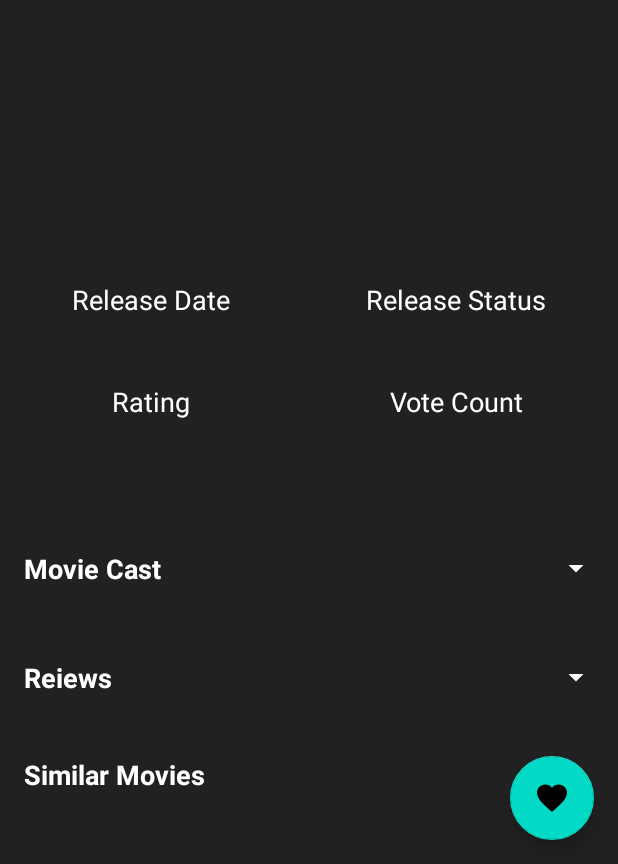
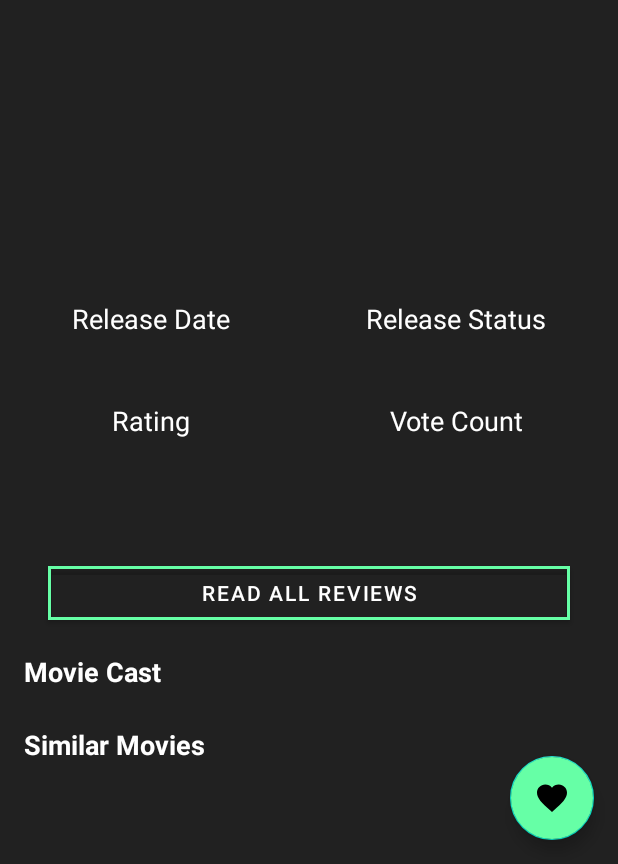
Before and after one commit to harshabhadra/Movie-Point, an Android app: the layout fragment_movie_details.xml on its own in the app's theme, with its tools: preview values and no code run, on a phone screen of 412 x 824 dp, the part 372-1236 px from its top. Run offline under Robolectric (Android 15) with nearby library versions, the phone set to English and light mode, and no system bars; Roboto replaces fonts that are not available here.

Commit message:
Adding Similar Movies

```diff
--- a/app/src/main/java/com/technoidtintin/android/moviesmela/MovieCast.java
+++ b/app/src/main/java/com/technoidtintin/android/moviesmela/Model/MovieCast.java
@@ -1,4 +1,4 @@
-package com.technoidtintin.android.moviesmela;
+package com.technoidtintin.android.moviesmela.Model;
 
 import com.google.gson.annotations.Expose;
 import com.google.gson.annotations.SerializedName;
--- a/app/src/main/java/com/technoidtintin/android/moviesmela/MovieCredits.java
+++ b/app/src/main/java/com/technoidtintin/android/moviesmela/Model/MovieCredits.java
@@ -1,4 +1,4 @@
-package com.technoidtintin.android.moviesmela;
+package com.technoidtintin.android.moviesmela.Model;
 
 import com.google.gson.annotations.Expose;
 import com.google.gson.annotations.SerializedName;
--- a/app/src/main/java/com/technoidtintin/android/moviesmela/Network/Operator.java
+++ b/app/src/main/java/com/technoidtintin/android/moviesmela/Network/Operator.java
@@ -1,6 +1,7 @@
 package com.technoidtintin.android.moviesmela.Network;
 
-import com.technoidtintin.android.moviesmela.MovieCredits;
+import com.technoidtintin.android.moviesmela.Model.MovieCredits;
+import com.technoidtintin.android.moviesmela.Model.SimilarMovies;
 import com.technoidtintin.android.moviesmela.Movies;
 import com.technoidtintin.android.moviesmela.Model.SimilarTv;
 import com.technoidtintin.android.moviesmela.Model.Trending;
@@ -47,4 +48,7 @@ public interface Operator {
     Call<MovieCredits>getMovieCredits(@Path("movie_id")int movie_id,
                                       @Query("api_key")String apiKey);
 
+    @GET("3/movie/{movie_id}/similar")
+    Call<SimilarMovies>getSimilarMovies(@Path("movie_id")int movie_id,
+                                        @Query("api_key")String apiKey);
 }
--- a/app/src/main/java/com/technoidtintin/android/moviesmela/MovieCreditAdapter.java
+++ b/app/src/main/java/com/technoidtintin/android/moviesmela/ui/ItemDetails/MovieDetails/MovieCreditAdapter.java
@@ -1,4 +1,4 @@
-package com.technoidtintin.android.moviesmela;
+package com.technoidtintin.android.moviesmela.ui.ItemDetails.MovieDetails;
 
 import android.content.Context;
 import android.view.LayoutInflater;
@@ -10,6 +10,8 @@ import androidx.annotation.NonNull;
 import androidx.recyclerview.widget.RecyclerView;
 
 import com.squareup.picasso.Picasso;
+import com.technoidtintin.android.moviesmela.Model.MovieCast;
+import com.technoidtintin.android.moviesmela.R;
 
 import java.util.ArrayList;
 import java.util.List;
--- a/app/src/main/res/drawable/white_border.xml
+++ b/app/src/main/res/drawable/white_border.xml
@@ -1,6 +1,7 @@
 <?xml version="1.0" encoding="utf-8"?>
 <shape xmlns:android="http://schemas.android.com/apk/res/android">
 
-    <stroke android:color="@color/colorWhite"
-        android:width="1dp"/>
+    <solid android:color="@color/colorBackgroundDark"/>
+    <stroke android:color="@color/colorAccent"
+        android:width="2dp"/>
 </shape>
--- a/app/src/main/res/layout/fragment_movie_details.xml
+++ b/app/src/main/res/layout/fragment_movie_details.xml
@@ -80,6 +80,7 @@
         app:fabSize="normal"
         android:layout_gravity="bottom|end"
         android:layout_margin="16dp"
+        android:backgroundTint="@color/border"
         android:src="@drawable/ic_favorite_black_24dp"/>
 </androidx.coordinatorlayout.widget.CoordinatorLayout>
 </layout>
--- a/app/src/main/res/layout/movie_details_scrolling.xml
+++ b/app/src/main/res/layout/movie_details_scrolling.xml
@@ -24,9 +24,9 @@
             android:layout_height="wrap_content"
             tools:text="A long Movie Name"
             android:textColor="@color/colorWhite"
-            style="@style/TextAppearance.AppCompat.Headline"
+            style="@style/TextAppearance.AppCompat.Display1"
             android:gravity="center"
-            android:text="@{moviedetailScrolling.title}"
+            android:text="@{moviedetailScrolling.originalTitle}"
             android:layout_marginStart="16dp"
             android:layout_marginEnd="16dp"
             android:layout_marginBottom="16dp"/>
@@ -162,6 +162,18 @@
             android:textColor="@color/colorWhite"
             android:text="@{moviedetailScrolling.overview}"
             android:layout_marginBottom="16dp"/>
+
+        <com.google.android.material.button.MaterialButton
+            android:layout_width="match_parent"
+            android:layout_height="wrap_content"
+            android:layout_marginStart="32dp"
+            android:layout_marginEnd="32dp"
+            app:backgroundTint="@android:color/transparent"
+            app:strokeColor="@color/border"
+            app:cornerRadius="0dp"
+            android:text="@string/read_all_reviews"
+            app:strokeWidth="2dp"
+            android:layout_gravity="center"/>
         <TextView
             android:layout_width="match_parent"
             android:layout_height="wrap_content"
@@ -169,33 +181,16 @@
             style="@style/TextAppearance.AppCompat.Medium"
             android:textColor="@color/colorWhite"
             android:textStyle="bold"
+            android:layout_marginTop="8dp"
             android:layout_marginStart="8dp"
             android:layout_marginEnd="8dp"
-            android:drawableEnd="@drawable/ic_arrow_drop_down_white_24dp"
             android:text="Movie Cast"/>
 
         <androidx.recyclerview.widget.RecyclerView
             android:id="@+id/movie_cast_recycler"
             android:layout_width="match_parent"
             android:layout_height="wrap_content"
-            android:layout_margin="16dp"/>
-        <TextView
-            android:layout_width="match_parent"
-            android:layout_height="wrap_content"
-            android:padding="8dp"
-            style="@style/TextAppearance.AppCompat.Medium"
-            android:textColor="@color/colorWhite"
-            android:textStyle="bold"
-            android:layout_marginStart="8dp"
-            android:layout_marginEnd="8dp"
-            android:drawableEnd="@drawable/ic_arrow_drop_down_white_24dp"
-            android:drawablePadding="16dp"
-            android:text="Reiews"/>
-        <androidx.recyclerview.widget.RecyclerView
-            android:id="@+id/review_recycler"
-            android:layout_width="match_parent"
-            android:layout_height="wrap_content"
-            android:layout_margin="16dp"/>
+            />
 
         <TextView
             android:layout_width="wrap_content"
@@ -204,7 +199,7 @@
             android:textColor="@color/colorWhite"
             android:textStyle="bold"
             style="@style/TextAppearance.AppCompat.Medium"
-            android:paddingStart="16dp"/>
+            android:layout_margin="16dp"/>
         <androidx.recyclerview.widget.RecyclerView
             android:id="@+id/similar_movies_recycler"
             android:layout_width="match_parent"
--- a/app/src/main/res/values/strings.xml
+++ b/app/src/main/res/values/strings.xml
@@ -101,4 +101,5 @@
     <!-- TODO: Remove or change this placeholder text -->
     <string name="hello_blank_fragment">Hello blank fragment</string>
     <string name="backdrop_url">http://image.tmdb.org/t/p/w1280</string>
+    <string name="read_all_reviews">Read All Reviews</string>
 </resources>
```
Also changed, not shown: app/src/main/java/com/technoidtintin/android/moviesmela/Model/SimilarMovieResults.java (added, +53 -0 lines), app/src/main/java/com/technoidtintin/android/moviesmela/Model/SimilarMovies.java (added, +55 -0 lines), app/src/main/java/com/technoidtintin/android/moviesmela/MovieReViews.java (added, +52 -0 lines), app/src/main/java/com/technoidtintin/android/moviesmela/ReViewsList.java (added, +64 -0 lines), app/src/main/java/com/technoidtintin/android/moviesmela/Repository.java (+36 -0 lines), app/src/main/java/com/technoidtintin/android/moviesmela/SimilarMoviesAdapter.java (added, +62 -0 lines), app/src/main/java/com/technoidtintin/android/moviesmela/ui/ItemDetails/MovieDetails/MovieDetailsFragment.java (+35 -3 lines), app/src/main/java/com/technoidtintin/android/moviesmela/ui/ItemDetails/MovieDetails/MovieDetailsViewModel.java (+8 -1 lines), app/src/main/res/layout/similar_movie_item.xml (added, +16 -0 lines).
